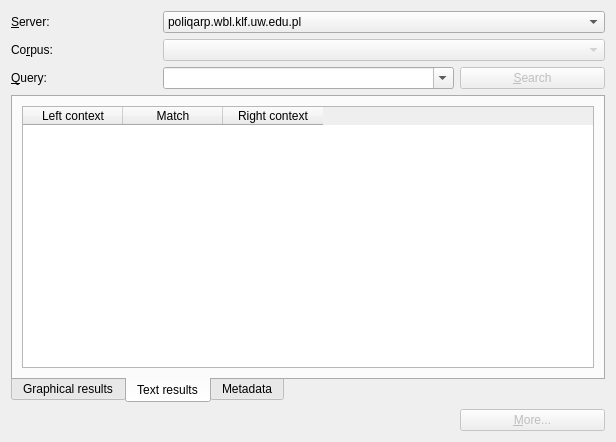
First picture: the form in src/poliqarpwidget.ui, repository jsbien/djview-poliqarp_fork, before the edit.
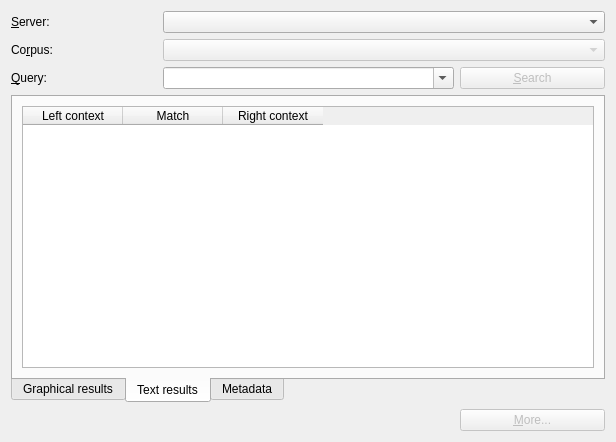
Second picture: the form after the edit. Custom widgets are drawn as their Qt base class.

The edit to the form file:
```diff
--- a/src/poliqarpwidget.ui
+++ b/src/poliqarpwidget.ui
@@ -176,16 +176,6 @@
        <verstretch>0</verstretch>
       </sizepolicy>
      </property>
-     <item>
-      <property name="text">
-       <string>poliqarp.wbl.klf.uw.edu.pl</string>
-      </property>
-     </item>
-     <item>
-      <property name="text">
-       <string>poliqarp.kanji.klf.uw.edu.pl</string>
-      </property>
-     </item>
     </widget>
    </item>
   </layout>
```
